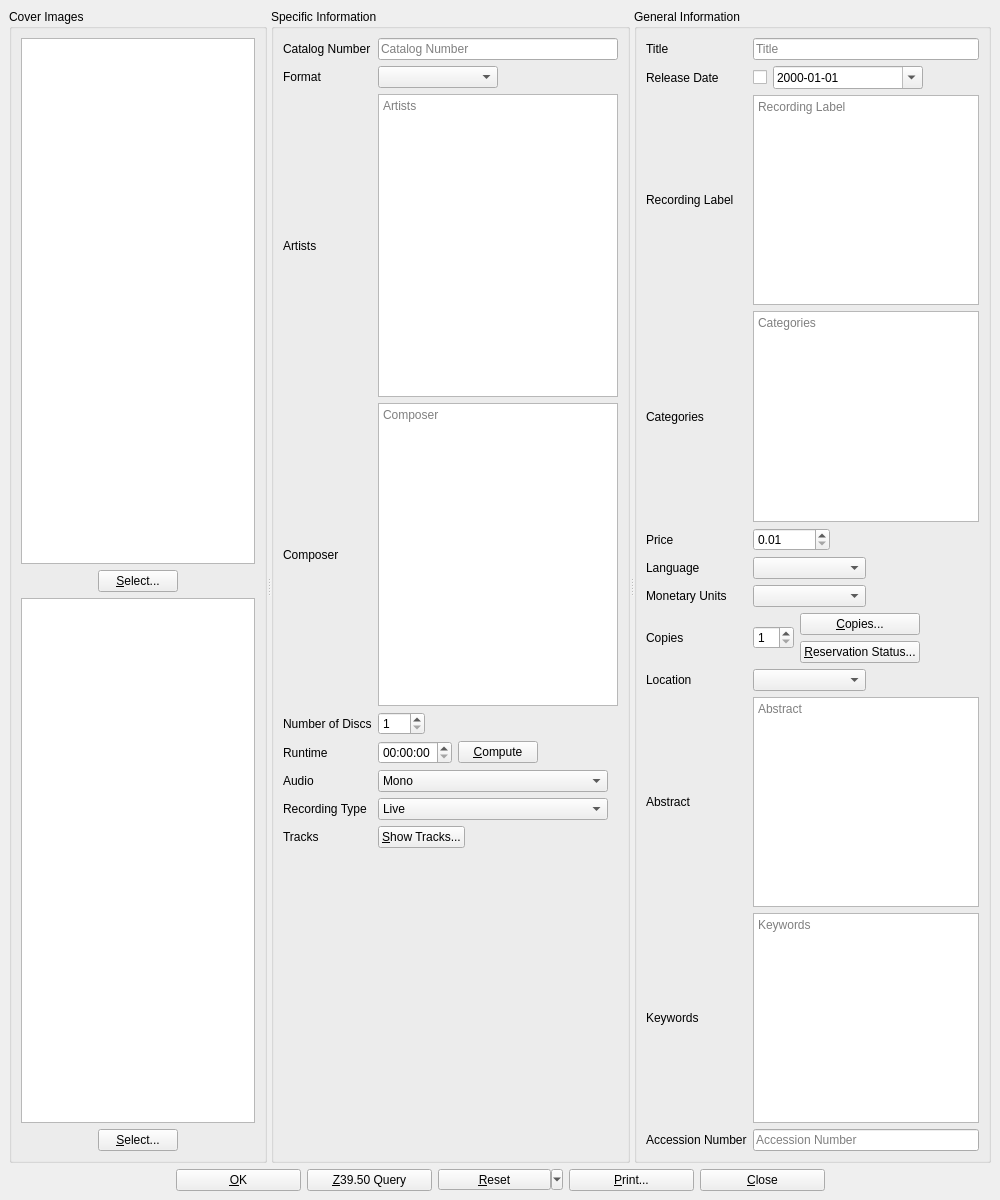
The window that UI/biblioteq_cdinfo.ui (textbrowser/biblioteq) describes before a commit, drawn with Qt 5.
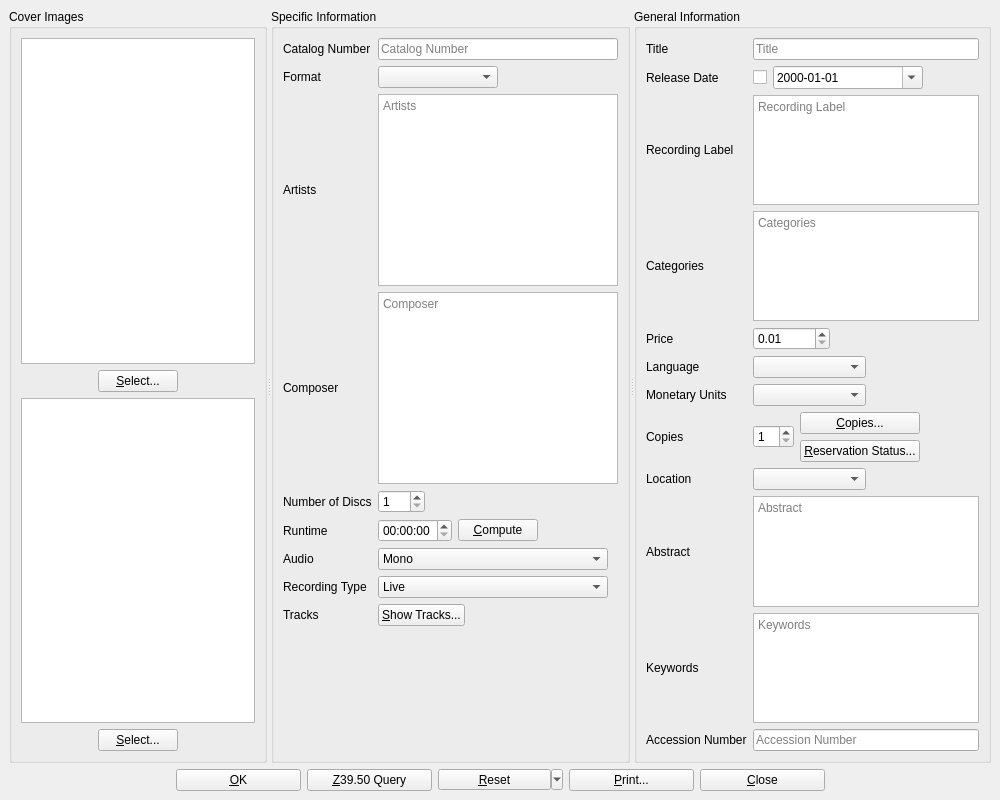
The same window after the commit. Icons and pictures are not drawn. Custom widgets are drawn as their Qt base class.

Commit message: New field. New window size.

Diff of the .ui file:
```diff
--- a/UI/biblioteq_cdinfo.ui
+++ b/UI/biblioteq_cdinfo.ui
@@ -7,7 +7,7 @@
     <x>0</x>
     <y>0</y>
     <width>1000</width>
-    <height>1200</height>
+    <height>800</height>
    </rect>
   </property>
   <property name="windowTitle">
@@ -32,8 +32,8 @@
         <rect>
          <x>0</x>
          <y>0</y>
-         <width>988</width>
-         <height>1146</height>
+         <width>967</width>
+         <height>766</height>
         </rect>
        </property>
        <layout class="QVBoxLayout" name="verticalLayout">
```
The commit also changes 1 other file.
